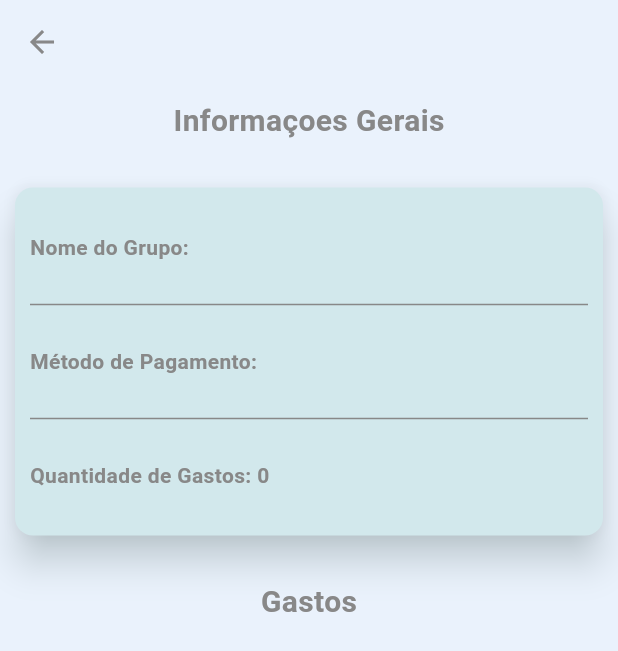
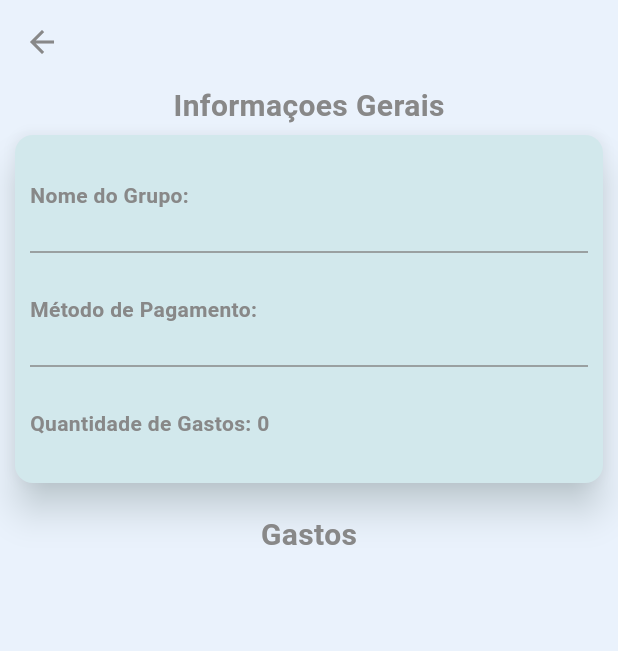
Before and after one commit to OtavioMomberg/Gerenciador-de-Gastos, a Flutter app: the ExpensesCalculatedPage screen opened directly with empty values, on a phone screen of 412 x 824 dp. Shown: the top 651 px of the screen. Run offline on Flutter 3.47's test engine with Material 3 defaults, Android fonts, the phone set to English and light mode, and no system bars; our stand-ins replace sqflite; accounts and stored records are empty.

Commit message:
change: UI improvements

```diff
--- a/lib/presentation/pages/action_expense_page.dart
+++ b/lib/presentation/pages/action_expense_page.dart
@@ -60,7 +60,7 @@ class _ActionExpensePageState extends State<ActionExpensePage> with ShowColoredS
       backgroundColor: AppThemes.color3,
       body: Container(
         color: AppThemes.color3,
-        padding: const EdgeInsets.all(10),
+        padding: const EdgeInsets.only(left: 10, right: 10, bottom: 10),
         child: SafeArea(
           top: false,
           child: SingleChildScrollView(
--- a/lib/presentation/pages/action_group_page.dart
+++ b/lib/presentation/pages/action_group_page.dart
@@ -61,7 +61,7 @@ class _ActionGroupPageState extends State<ActionGroupPage> with ErrorDialog, Sho
           height: double.infinity,
           width: double.infinity,
           color: AppThemes.color3,
-          padding: const EdgeInsets.all(10),
+          padding: const EdgeInsets.only(left: 10, right: 10, bottom: 10),
           child: SingleChildScrollView(
             child: Column(
               spacing: 15,
--- a/lib/presentation/pages/calculation_page.dart
+++ b/lib/presentation/pages/calculation_page.dart
@@ -62,6 +62,7 @@ class _CalculationPageState extends State<CalculationPage> with ErrorDialog, Cha
             child: Column(
               spacing: 10,
               children: <Widget>[
+                const SizedBox(height: 5),
                 ExpansibleWidget(
                   header: ExpansibleIdHeader(
                     controller: _controller.expansibleGroupIDController!,
@@ -189,7 +190,7 @@ class _CalculationPageState extends State<CalculationPage> with ErrorDialog, Cha
                       )
                     ]
                   ),
-                  const SizedBox(height: 10)
+                  const SizedBox(height: 15)
                 ]
               ]
             )
--- a/lib/presentation/pages/expenses_calculated_page.dart
+++ b/lib/presentation/pages/expenses_calculated_page.dart
@@ -34,11 +34,11 @@ class ExpensesCalculatedPage extends StatelessWidget {
         height: double.infinity,
         width: double.infinity,
         color: AppThemes.color3,
-        padding: const EdgeInsets.all(10),
+        padding: const EdgeInsets.only(left: 10, right: 10, bottom: 10),
         child: SafeArea(
           top: false,
           child: Column(
-            spacing: 10,
+            spacing: 5,
             children: <Widget>[
               const Text(
                 "Informaçoes Gerais",
@@ -48,7 +48,6 @@ class ExpensesCalculatedPage extends StatelessWidget {
                   fontWeight: FontWeight.bold
                 )
               ),
-              const SizedBox(height: 10),
               GeneralInfoCard(
                 infoList: <String>[
                   "\nNome do Grupo: $groupName\n",
@@ -83,8 +82,8 @@ class ExpensesCalculatedPage extends StatelessWidget {
                             )
                           ),
                           title: Text(
-                            "${expenses[index].name}      R\$ ${expenses[index].price}\n\nData de Validade: ${expenses[index].date}",
-                            style: AppThemes.textStyle
+                            "${expenses[index].name}\t\tR\$ ${expenses[index].price}\n\nData de Validade: ${expenses[index].date}",
+                            style: AppThemes.textStyle2
                           )
                         )
                       )
```
